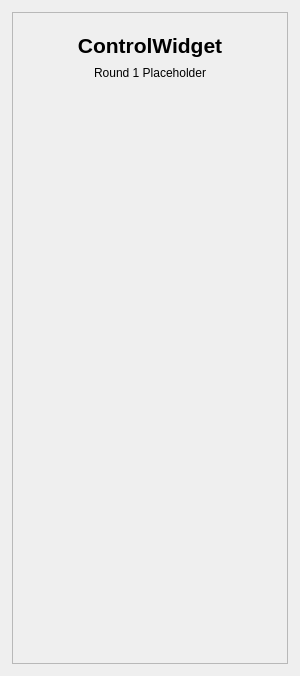
Before: the Qt Designer form src/ControlWidget/controlwidget.ui in Chen0207-bit/MyCameraClient, drawn with Qt 5.
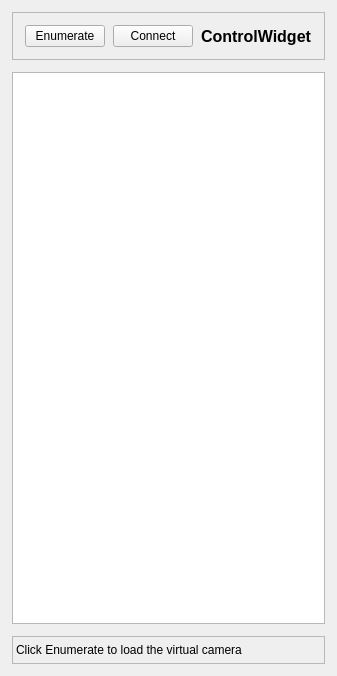
After: the same form once the commit is applied.

Patch:
```diff
--- a/src/ControlWidget/controlwidget.ui
+++ b/src/ControlWidget/controlwidget.ui
@@ -49,64 +49,87 @@
      <property name="frameShadow">
       <enum>QFrame::Shadow::Raised</enum>
      </property>
-     <layout class="QVBoxLayout" name="frameLayout">
+     <layout class="QHBoxLayout" name="toolbarLayout">
       <property name="spacing">
        <number>8</number>
       </property>
       <property name="leftMargin">
-       <number>20</number>
+       <number>12</number>
       </property>
       <property name="topMargin">
-       <number>20</number>
+       <number>12</number>
       </property>
       <property name="rightMargin">
-       <number>20</number>
+       <number>12</number>
       </property>
       <property name="bottomMargin">
-       <number>20</number>
+       <number>12</number>
       </property>
       <item>
-       <widget class="QLabel" name="titleLabel">
-        <property name="font">
-         <font>
-          <pointsize>16</pointsize>
-          <bold>true</bold>
-         </font>
-        </property>
+       <widget class="QPushButton" name="enumerateButton">
         <property name="text">
-         <string>ControlWidget</string>
+         <string>Enumerate</string>
         </property>
-        <property name="alignment">
-         <set>Qt::AlignCenter</set>
-        </property>
        </widget>
       </item>
       <item>
-       <widget class="QLabel" name="descriptionLabel">
+       <widget class="QPushButton" name="connectButton">
         <property name="text">
-         <string>Round 1 Placeholder</string>
+         <string>Connect</string>
         </property>
-        <property name="alignment">
-         <set>Qt::AlignCenter</set>
-        </property>
        </widget>
       </item>
       <item>
-       <spacer name="verticalSpacer">
+       <spacer name="horizontalSpacer">
         <property name="orientation">
-         <enum>Qt::Vertical</enum>
+         <enum>Qt::Horizontal</enum>
         </property>
         <property name="sizeHint" stdset="0">
          <size>
-          <width>20</width>
-          <height>40</height>
+          <width>40</width>
+          <height>20</height>
          </size>
         </property>
        </spacer>
       </item>
+      <item>
+       <widget class="QLabel" name="moduleTitleLabel">
+        <property name="font">
+         <font>
+          <pointsize>12</pointsize>
+          <bold>true</bold>
+         </font>
+        </property>
+        <property name="text">
+         <string>ControlWidget</string>
+        </property>
+       </widget>
+      </item>
      </layout>
     </widget>
    </item>
+   <item>
+    <widget class="QListWidget" name="cameraListWidget"/>
+   </item>
+   <item>
+    <widget class="QLabel" name="statusLabel">
+     <property name="minimumSize">
+      <size>
+       <width>0</width>
+       <height>28</height>
+      </size>
+     </property>
+     <property name="frameShape">
+      <enum>QFrame::Shape::StyledPanel</enum>
+     </property>
+     <property name="text">
+      <string>Click Enumerate to load the virtual camera</string>
+     </property>
+     <property name="alignment">
+      <set>Qt::AlignLeading|Qt::AlignLeft|Qt::AlignVCenter</set>
+     </property>
+    </widget>
+   </item>
   </layout>
  </widget>
  <resources/>
```
Left out of the diff: 2 changed lines with no effect on the pictures.
